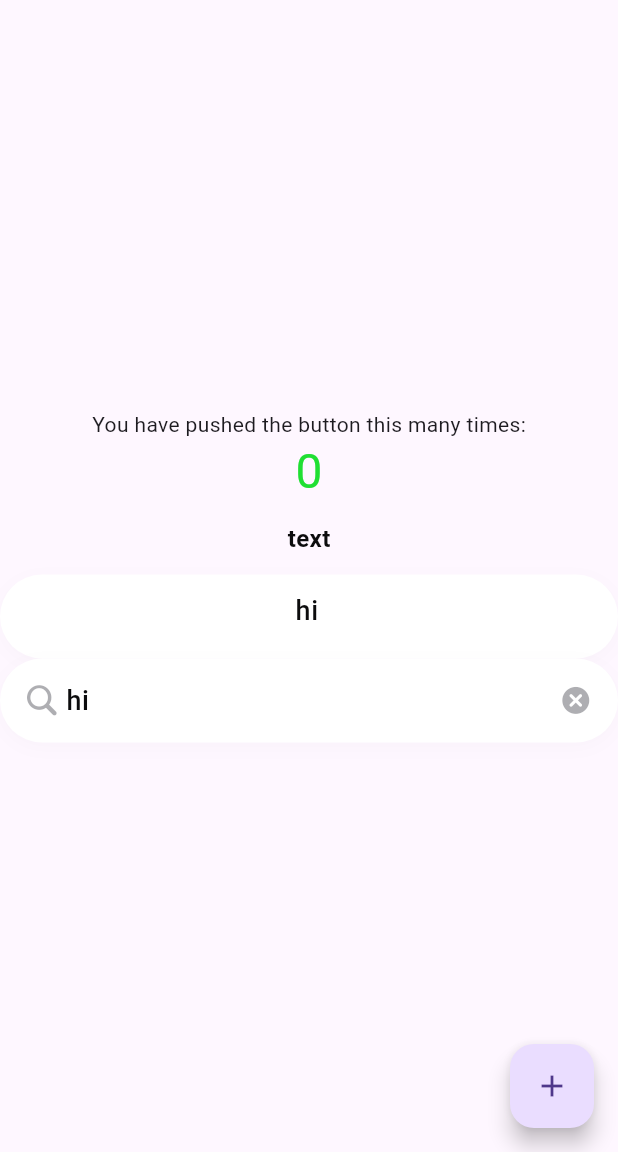
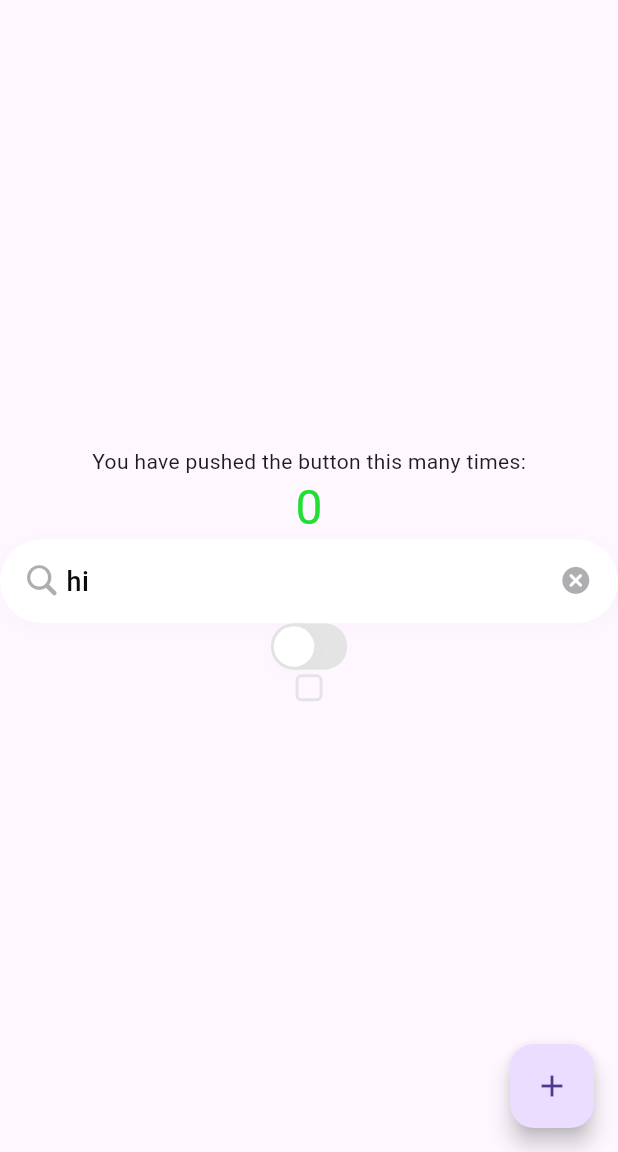
Before and after one commit to 0hayoo/moyamoya-app, a Flutter app: the screen it shows after launch, on a phone screen of 412 x 824 dp, the part 84-1236 px from its top. Run offline on Flutter 3.47's test engine with Material 3 defaults, Android fonts, the phone set to English and light mode, and no system bars; our stand-ins replace smooth_corner.

Commit message:
feat: Create Checkbox

```diff
--- /dev/null
+++ b/lib/designsystem/component/checkbox.dart
@@ -0,0 +1,62 @@
+import 'package:flutter/material.dart';
+import 'package:moyamoya/designsystem/component/clickable.dart';
+import 'package:moyamoya/designsystem/foundation/app_theme.dart';
+import 'package:smooth_corner/smooth_corner.dart';
+
+import '../foundation/moya_moya_icons_icons.dart';
+
+class MoyaMoyaCheckbox extends StatefulWidget {
+  const MoyaMoyaCheckbox({
+    super.key,
+    required this.isChecked,
+    required this.onChanged,
+  });
+
+  final bool isChecked;
+  final Function(bool value) onChanged;
+
+  @override
+  State<MoyaMoyaCheckbox> createState() => _MoyaMoyaCheckboxState();
+}
+
+class _MoyaMoyaCheckboxState extends State<MoyaMoyaCheckbox> {
+  @override
+  Widget build(BuildContext context) {
+    return MoyaMoyaClickable(
+      onPressed: () {
+        widget.onChanged(!widget.isChecked);
+      },
+      borderRadius: BorderRadius.circular(4),
+      child: Padding(
+        padding: EdgeInsets.all(3),
+        child: Container(
+          width: 18,
+          height: 18,
+          decoration: ShapeDecoration(
+            shape: SmoothRectangleBorder(
+              smoothness: 0.6,
+              borderRadius: BorderRadius.circular(4),
+              side: widget.isChecked
+                  ? BorderSide.none
+                  : BorderSide(
+                      color: context.colors.lineNormal,
+                      width: 2,
+                    ),
+            ),
+            color: widget.isChecked
+                ? context.colors.primaryNormal
+                : Colors.transparent,
+          ),
+          alignment: Alignment.center,
+          child: Icon(
+            MoyaMoyaIcons.checkline,
+            color: widget.isChecked
+                ? context.colors.staticWhite
+                : Colors.transparent,
+            size: 14,
+          ),
+        ),
+      ),
+    );
+  }
+}
--- /dev/null
+++ b/lib/designsystem/component/toggle.dart
@@ -0,0 +1,76 @@
+import 'package:flutter/cupertino.dart';
+import 'package:moyamoya/designsystem/foundation/app_theme.dart';
+import 'package:smooth_corner/smooth_corner.dart';
+
+typedef OnCheckChanged = void Function(bool value);
+
+class MoyaMoyaToggle extends StatefulWidget {
+  const MoyaMoyaToggle({
+    super.key,
+    required this.isChecked,
+    required this.onChanged,
+  });
+
+  final bool isChecked;
+  final OnCheckChanged onChanged;
+  @override
+  MoyaMoyaToggleState createState() => MoyaMoyaToggleState();
+}
+
+class MoyaMoyaToggleState extends State<MoyaMoyaToggle> {
+  final duration = Duration(milliseconds: 100);
+  final width = 51.0, height = 31.0;
+  final ballSize = 27.0, ballPadding = 2.0;
+
+  // double switchLeft = (51.0 - 25.0) - 2;
+
+  @override
+  Widget build(BuildContext context) {
+    return GestureDetector(
+      child: AnimatedContainer(
+        duration: duration,
+        width: width,
+        height: height,
+        decoration: ShapeDecoration(
+          shape: SmoothRectangleBorder(
+            borderRadius: BorderRadius.all(Radius.circular(99)),
+          ),
+          color: widget.isChecked
+              ? context.colors.primaryNormal
+              : context.colors.fillAlternative,
+        ),
+        child: renderSwitchBall(),
+      ),
+      onTap: () {
+        widget.onChanged(!widget.isChecked);
+        setState(() {});
+      },
+    );
+  }
+
+  renderSwitchBall() {
+    final ballRadius = ballSize / 2;
+
+    return Stack(
+      children: [
+        AnimatedPositioned(
+          duration: duration,
+          top: 2,
+          left:
+              widget.isChecked ? (width - ballSize) - ballPadding : ballPadding,
+          child: Container(
+            width: ballSize,
+            height: ballSize,
+            decoration: BoxDecoration(
+              borderRadius: BorderRadius.all(
+                Radius.circular(ballRadius),
+              ),
+              color: context.colors.staticWhite,
+              boxShadow: [context.shadow.black1],
+            ),
+          ),
+        ),
+      ],
+    );
+  }
+}
--- a/lib/designsystem/foundation/moya_moya_icons_icons.dart
+++ b/lib/designsystem/foundation/moya_moya_icons_icons.dart
@@ -21,6 +21,7 @@ class MoyaMoyaIcons {
   static const _kFontFam = 'MoyaMoyaIcons';
   static const String? _kFontPkg = null;
 
+  static const IconData checkline = IconData(0xe800, fontFamily: _kFontFam, fontPackage: _kFontPkg);
   static const IconData out = IconData(0xe803, fontFamily: _kFontFam, fontPackage: _kFontPkg);
   static const IconData magnifyingglass = IconData(0xe804, fontFamily: _kFontFam, fontPackage: _kFontPkg);
 }
--- a/lib/main.dart
+++ b/lib/main.dart
@@ -1,7 +1,7 @@
 import 'package:flutter/material.dart';
-import 'package:moyamoya/designsystem/component/centered_text_field.dart';
-import 'package:moyamoya/designsystem/component/text_button.dart';
+import 'package:moyamoya/designsystem/component/checkbox.dart';
 import 'package:moyamoya/designsystem/component/text_field.dart';
+import 'package:moyamoya/designsystem/component/toggle.dart';
 import 'package:moyamoya/designsystem/foundation/app_theme.dart';
 import 'package:provider/provider.dart';
 
@@ -49,6 +49,7 @@ class MyHomePage extends StatefulWidget {
 class _MyHomePageState extends State<MyHomePage> {
   int _counter = 0;
   int _selectIndex = 0;
+  bool _isChecked = false;
   void _incrementCounter() {
     setState(() {
       _counter++;
@@ -58,6 +59,12 @@ class _MyHomePageState extends State<MyHomePage> {
   void _changeSelectIndex(int index) {
     setState(() {
       _selectIndex = index;
+    });
+  }
+
+  void _changeIsChecked(bool checked) {
+    setState(() {
+      _isChecked = checked;
     });
   }
 
@@ -81,20 +88,28 @@ class _MyHomePageState extends State<MyHomePage> {
                 color: context.colors.statusPositive,
               ),
             ),
-            MoyaMoyaTextButton(
-              text: "text",
-              buttonSize: TextButtonSize.large,
-              onPressed: () {},
-            ),
-            CenteredTextField(
-              controller: TextEditingController(text: "hi"),
-              hintText: "hi",
-            ),
+            // MoyaMoyaTextButton(
+            //   text: "text",
+            //   buttonSize: TextButtonSize.large,
+            //   onPressed: () {},
+            // ),
+            // CenteredTextField(
+            //   controller: TextEditingController(text: "hi"),
+            //   hintText: "hi",
+            // ),
             MoyaMoyaTextField(
               onPrefixClick: () {},
               onSuffixClick: () {},
               controller: TextEditingController(text: "hi"),
-            )
+            ),
+            MoyaMoyaToggle(
+              isChecked: _isChecked,
+              onChanged: _changeIsChecked,
+            ),
+            MoyaMoyaCheckbox(
+              isChecked: _isChecked,
+              onChanged: _changeIsChecked,
+            ),
             // child: MoyaMoyaButton(
             //   text: "Hello",
             //   buttonSize: ButtonSize.small,
```
Also changed, not shown: assets/fonts/MoyaMoyaIcons.ttf.
